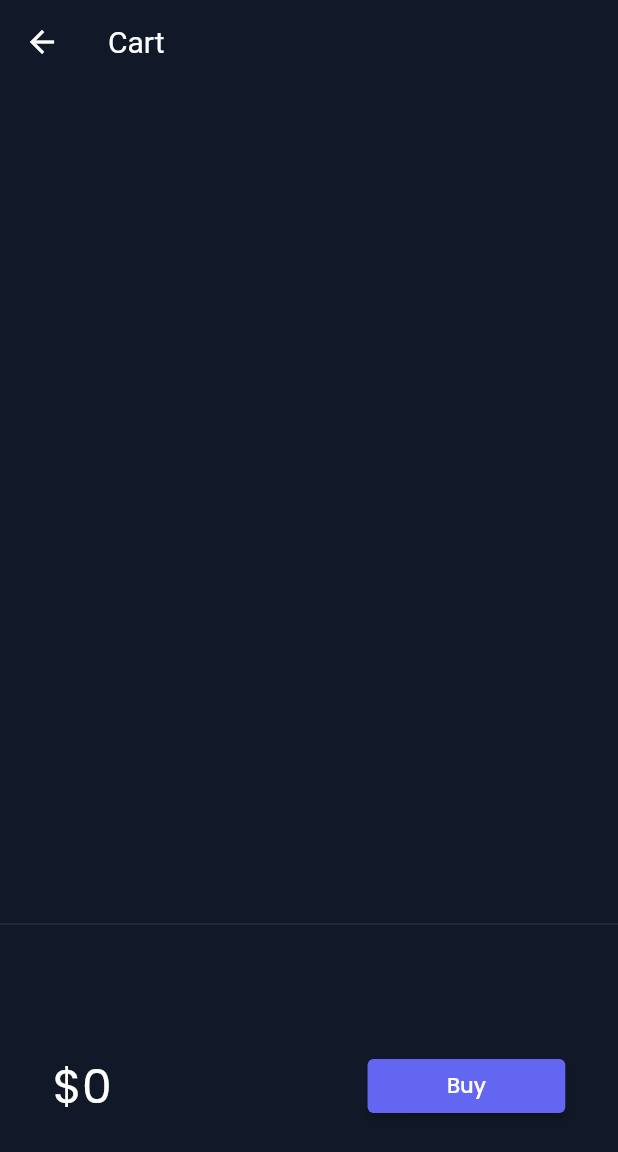
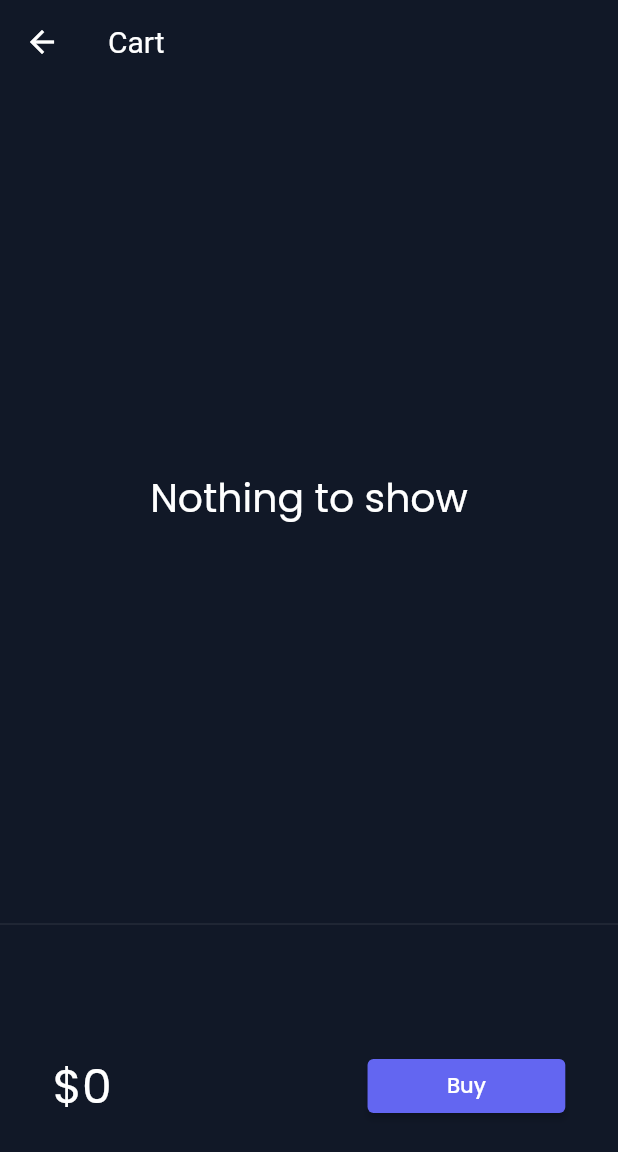
Before and after one commit to pradeepfullstack/fluttercatelog, a Flutter app: the HomePage screen opened by its route, after a tap on an icon or button, on a phone screen of 412 x 824 dp. Shown: the top 1152 px of the screen. Run offline on Flutter 3.47's test engine with Material 2 defaults, Android fonts, the phone set to English and light mode, and no system bars; drawn by our look-alikes of velocity_x; our stand-ins replace google_fonts; network calls fail.

```diff
--- a/lib/main.dart
+++ b/lib/main.dart
@@ -1,14 +1,16 @@
 // ignore_for_file: prefer_const_constructors
 import 'package:flutter/material.dart';
+import 'package:fluttercatelog/core/store.dart';
 import 'package:fluttercatelog/pages/cart_page.dart';
 import 'package:fluttercatelog/pages/login_page.dart';
 import 'package:fluttercatelog/utils/routes.dart';
 import 'package:fluttercatelog/widgets/themes.dart';
+import 'package:velocity_x/velocity_x.dart';
 
 import 'pages/home_page.dart';
 
 void main() {
-  runApp(const MyApp());
+  runApp(VxState(store: MyStore(), child: MyApp()));
 }
 
 class MyApp extends StatelessWidget {
--- a/lib/models/cart.dart
+++ b/lib/models/cart.dart
@@ -3,11 +3,7 @@
 import 'package:fluttercatelog/models/catalog.dart';
 
 class CartModel {
-  static final cartModel = CartModel._internal();
 
-  CartModel._internal();
-
-  factory CartModel() => cartModel;
   // catalog field
   late CatalogModel _catalog;
 
--- a/lib/models/catalog.dart
+++ b/lib/models/catalog.dart
@@ -1,12 +1,6 @@
 // ignore_for_file: null_closures
 
 class CatalogModel {
-  static final catModel = CatalogModel._internal();
-
-  CatalogModel._internal();
-
-  factory CatalogModel() => catModel;
-
   static List<Item> items = [];
 
   // Get Item by id
--- a/lib/pages/cart_page.dart
+++ b/lib/pages/cart_page.dart
@@ -61,24 +61,21 @@ class _CartTotal extends StatelessWidget {
   }
 }
 
-class _Cartlist extends StatefulWidget {
-  const _Cartlist({Key? key}) : super(key: key);
-
-  @override
-  __CartlistState createState() => __CartlistState();
-}
-
-class __CartlistState extends State<_Cartlist> {
+class _Cartlist extends StatelessWidget {
   final _cart = CartModel();
   @override
   Widget build(BuildContext context) {
-    return ListView.builder(
+    return _cart.items.isEmpty
+        ? "Nothing to show".text.xl3.makeCentered()
+        : ListView.builder(
             itemCount: _cart.items.length,
             itemBuilder: (context, index) => ListTile(
               leading: Icon(Icons.done),
               trailing: IconButton(
                 icon: Icon(Icons.remove_circle_outline),
-          onPressed: () {},
+                onPressed: () {
+                  _cart.remove(_cart.items[index]);
+                },
               ),
               title: _cart.items[index].name.text.make(),
             ),
--- /dev/null
+++ b/lib/widgets/home_widgets/add_to_cart.dart
@@ -0,0 +1,42 @@
+// ignore_for_file: prefer_const_constructors, deprecated_member_use
+
+import 'package:flutter/cupertino.dart';
+import 'package:flutter/material.dart';
+import 'package:fluttercatelog/models/cart.dart';
+import 'package:fluttercatelog/models/catalog.dart';
+import 'package:velocity_x/velocity_x.dart';
+
+class AddToCart extends StatelessWidget {
+  final Item catalog;
+  AddToCart({
+    Key? key,
+    required this.catalog,
+  }) : super(key: key);
+  final _cart = CartModel();
+
+  @override
+  Widget build(BuildContext context) {
+    bool isInCart;
+    if (_cart.items.contains(catalog)) {
+      isInCart = true;
+    } else {
+      isInCart = false;
+    }
+    return ElevatedButton(
+      onPressed: () {
+        if (!isInCart) {
+          isInCart = isInCart.toggle();
+          final _catalog = CatalogModel();
+          _cart.catalog = _catalog;
+          _cart.add(catalog);
+          // setState(() {});
+        }
+      },
+      child: isInCart ? Icon(Icons.done) : Icon(CupertinoIcons.cart_badge_plus),
+      style: ButtonStyle(
+        backgroundColor: MaterialStateProperty.all(context.theme.buttonColor),
+        shape: MaterialStateProperty.all(StadiumBorder()),
+      ),
+    );
+  }
+}
--- a/lib/widgets/home_widgets/catalog_list.dart
+++ b/lib/widgets/home_widgets/catalog_list.dart
@@ -1,9 +1,9 @@
 // ignore_for_file: use_key_in_widget_constructors, prefer_const_constructors, deprecated_member_use
 
 import 'package:flutter/material.dart';
-import 'package:fluttercatelog/models/cart.dart';
 import 'package:fluttercatelog/models/catalog.dart';
 import 'package:fluttercatelog/pages/home_detail_page.dart';
+import 'package:fluttercatelog/widgets/home_widgets/add_to_cart.dart';
 import 'package:fluttercatelog/widgets/home_widgets/catalog_image.dart';
 import 'package:velocity_x/velocity_x.dart';
 
@@ -56,7 +56,7 @@ class CatalogItem extends StatelessWidget {
               buttonPadding: EdgeInsets.zero,
               children: [
                 "\$${catalog.price}".text.bold.xl.make(),
-                _AddToCart(catalog: catalog)
+                AddToCart(catalog: catalog)
               ],
             ).pOnly(right: 8),
           ],
@@ -65,37 +65,3 @@ class CatalogItem extends StatelessWidget {
     )).color(context.cardColor).roundedLg.square(150).make().py16();
   }
 }
-
-class _AddToCart extends StatefulWidget {
-  final Item catalog;
-  const _AddToCart({
-    Key? key,
-    required this.catalog,
-  }) : super(key: key);
-
-  @override
-  State<_AddToCart> createState() => _AddToCartState();
-}
-
-class _AddToCartState extends State<_AddToCart> {
-  bool isAdded = false;
-
-  @override
-  Widget build(BuildContext context) {
-    return ElevatedButton(
-      onPressed: () {
-        isAdded = isAdded.toggle();
-        final _catalog = CatalogModel();
-        final _cart = CartModel();
-        _cart.catalog = _catalog;
-        _cart.add(widget.catalog);
-        setState(() {});
-      },
-      child: isAdded ? Icon(Icons.done) : "Add to cart".text.make(),
-      style: ButtonStyle(
-        backgroundColor: MaterialStateProperty.all(context.theme.buttonColor),
-        shape: MaterialStateProperty.all(StadiumBorder()),
-      ),
-    );
-  }
-}
```
Also changed, not shown: lib/core/store.dart (added, +14 -0 lines), lib/pages/home_detail_page.dart (+2 -9 lines). Lines whose indentation alone changed are shown as unchanged.
